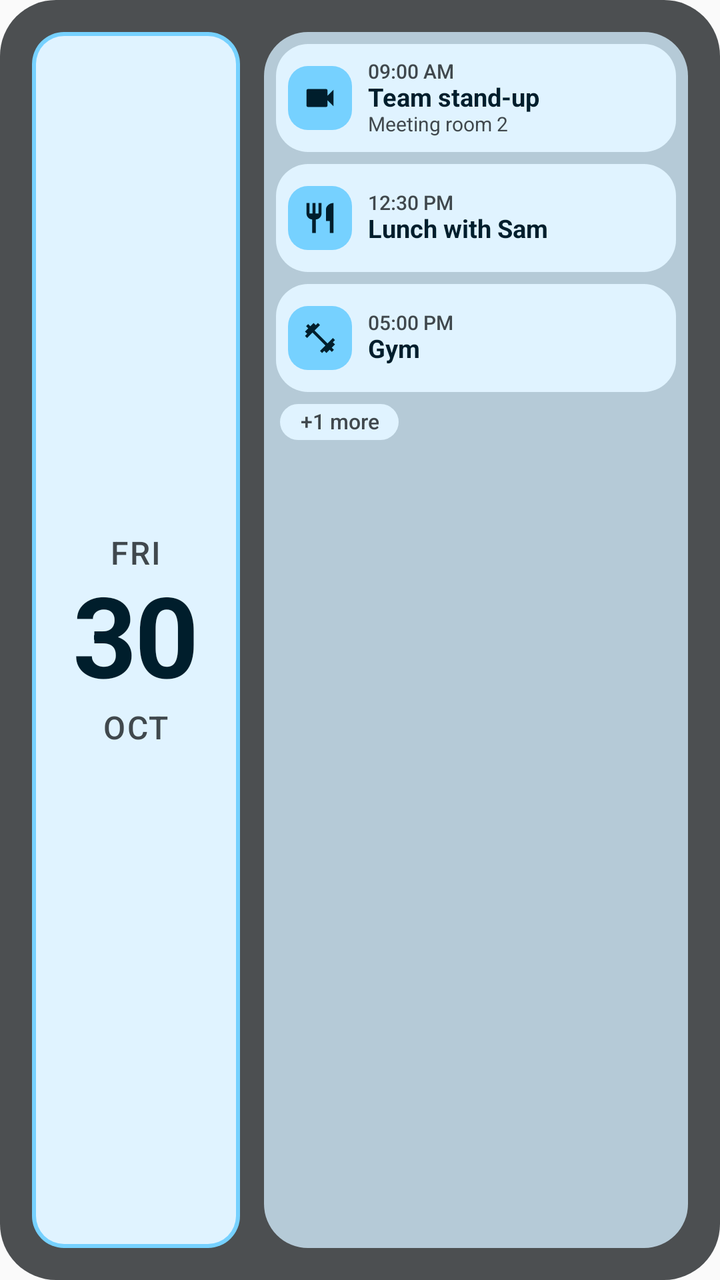
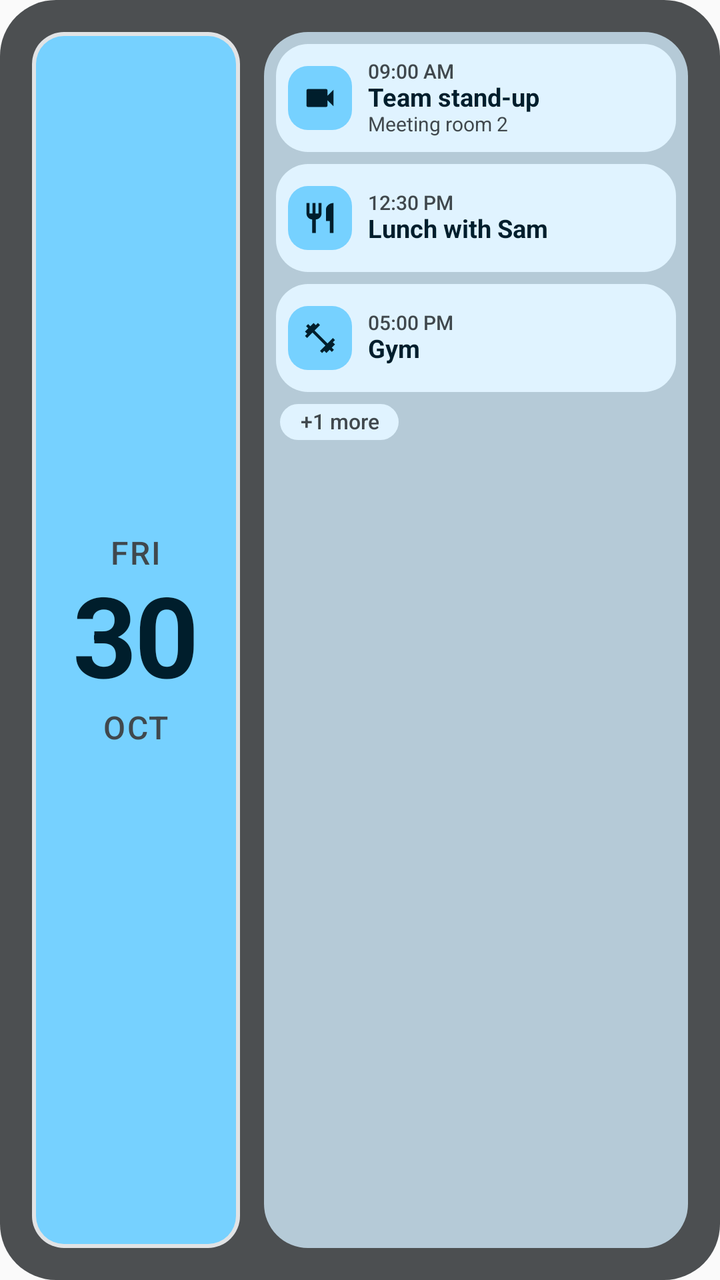

Two renders of the same Android screen: before a commit and after it. Below are the layout's source before the change and the commit's diff.
<!-- AndroidManifest.xml: application theme Theme.WidgetsPlus -->
<!-- res/layout/widget_agenda_preview.xml -->
<?xml version="1.0" encoding="utf-8"?>
<FrameLayout xmlns:android="http://schemas.android.com/apk/res/android"
    xmlns:tools="http://schemas.android.com/tools"
    tools:ignore="UseAppTint"
    android:layout_width="match_parent"
    android:layout_height="match_parent">

    <ImageView android:layout_width="match_parent" android:layout_height="match_parent" android:alpha="0.85" android:contentDescription="@null" android:scaleType="fitXY" android:src="@drawable/agenda_shape_plate" android:tint="@color/agenda_plate" />

    <LinearLayout
        android:layout_width="match_parent"
        android:layout_height="match_parent"
        android:baselineAligned="false"
        android:orientation="horizontal"
        android:padding="16dp">

        <FrameLayout
            android:layout_width="104dp"
            android:layout_height="match_parent">
            <ImageView android:layout_width="match_parent" android:layout_height="match_parent" android:contentDescription="@null" android:scaleType="fitXY" android:src="@drawable/agenda_shape_card" android:tint="@color/agenda_accent" />
            <ImageView android:layout_width="match_parent" android:layout_height="match_parent" android:layout_margin="2dp" android:contentDescription="@null" android:scaleType="fitXY" android:src="@drawable/agenda_shape_card_inner" android:tint="@color/agenda_card" />
            <LinearLayout android:layout_width="match_parent" android:layout_height="match_parent" android:gravity="center" android:orientation="vertical">
                <TextView android:layout_width="wrap_content" android:layout_height="wrap_content" android:fontFamily="sans-serif-medium" android:letterSpacing="0.05" android:text="@string/preview_dow" android:textAllCaps="true" android:textColor="@color/agenda_on_card_var" android:textSize="16sp" />
                <TextView android:layout_width="wrap_content" android:layout_height="wrap_content" android:includeFontPadding="false" android:letterSpacing="-0.02" android:text="@string/preview_day" android:textColor="@color/agenda_on_card" android:textSize="56sp" android:textStyle="bold" />
                <TextView android:layout_width="wrap_content" android:layout_height="wrap_content" android:fontFamily="sans-serif-medium" android:letterSpacing="0.05" android:text="@string/preview_mon" android:textAllCaps="true" android:textColor="@color/agenda_on_card_var" android:textSize="16sp" />
            </LinearLayout>
        </FrameLayout>

        <FrameLayout
            android:layout_width="0dp"
            android:layout_height="match_parent"
            android:layout_marginStart="12dp"
            android:layout_weight="1">
            <ImageView android:layout_width="match_parent" android:layout_height="match_parent" android:contentDescription="@null" android:scaleType="fitXY" android:src="@drawable/agenda_shape_group" android:tint="@color/agenda_group" />
            <LinearLayout android:layout_width="match_parent" android:layout_height="match_parent" android:orientation="vertical" android:padding="6dp">

                <FrameLayout android:layout_width="match_parent" android:layout_height="54dp">
                    <ImageView android:layout_width="match_parent" android:layout_height="match_parent" android:contentDescription="@null" android:scaleType="fitXY" android:src="@drawable/agenda_shape_card" android:tint="@color/agenda_card" />
                    <LinearLayout android:layout_width="match_parent" android:layout_height="match_parent" android:gravity="center_vertical" android:orientation="horizontal" android:paddingStart="6dp" android:paddingEnd="8dp">
                        <FrameLayout android:layout_width="32dp" android:layout_height="32dp">
                            <ImageView android:layout_width="match_parent" android:layout_height="match_parent" android:contentDescription="@null" android:scaleType="fitXY" android:src="@drawable/agenda_shape_badge" android:tint="@color/agenda_badge" />
                            <ImageView android:layout_width="18dp" android:layout_height="18dp" android:layout_gravity="center" android:contentDescription="@null" android:src="@drawable/ic_agenda_videocam" android:tint="@color/agenda_on_card" />
                        </FrameLayout>
                        <LinearLayout android:layout_width="0dp" android:layout_height="wrap_content" android:layout_marginStart="8dp" android:layout_weight="1" android:orientation="vertical">
                            <TextView android:layout_width="match_parent" android:layout_height="wrap_content" android:includeFontPadding="false" android:maxLines="1" android:fontFamily="sans-serif-medium" android:text="@string/preview_when_1" android:textColor="@color/agenda_on_card_var" android:textSize="10sp" />
                            <TextView android:layout_width="match_parent" android:layout_height="wrap_content" android:ellipsize="end" android:includeFontPadding="false" android:maxLines="1" android:text="@string/preview_title_1" android:textColor="@color/agenda_on_card" android:textSize="12.5sp" android:textStyle="bold" />
                            <TextView android:layout_width="match_parent" android:layout_height="wrap_content" android:ellipsize="end" android:includeFontPadding="false" android:maxLines="1" android:text="@string/preview_loc_1" android:textColor="@color/agenda_on_card_var" android:textSize="10sp" />
                        </LinearLayout>
                    </LinearLayout>
                </FrameLayout>

                <FrameLayout android:layout_width="match_parent" android:layout_height="54dp" android:layout_marginTop="6dp">
                    <ImageView android:layout_width="match_parent" android:layout_height="match_parent" android:contentDescription="@null" android:scaleType="fitXY" android:src="@drawable/agenda_shape_card" android:tint="@color/agenda_card" />
                    <LinearLayout android:layout_width="match_parent" android:layout_height="match_parent" android:gravity="center_vertical" android:orientation="horizontal" android:paddingStart="6dp" android:paddingEnd="8dp">
                        <FrameLayout android:layout_width="32dp" android:layout_height="32dp">
                            <ImageView android:layout_width="match_parent" android:layout_height="match_parent" android:contentDescription="@null" android:scaleType="fitXY" android:src="@drawable/agenda_shape_badge" android:tint="@color/agenda_badge" />
                            <ImageView android:layout_width="18dp" android:layout_height="18dp" android:layout_gravity="center" android:contentDescription="@null" android:src="@drawable/ic_agenda_restaurant" android:tint="@color/agenda_on_card" />
                        </FrameLayout>
                        <LinearLayout android:layout_width="0dp" android:layout_height="wrap_content" android:layout_marginStart="8dp" android:layout_weight="1" android:orientation="vertical">
                            <TextView android:layout_width="match_parent" android:layout_height="wrap_content" android:includeFontPadding="false" android:maxLines="1" android:fontFamily="sans-serif-medium" android:text="@string/preview_when_2" android:textColor="@color/agenda_on_card_var" android:textSize="10sp" />
                            <TextView android:layout_width="match_parent" android:layout_height="wrap_content" android:ellipsize="end" android:includeFontPadding="false" android:maxLines="1" android:text="@string/preview_title_2" android:textColor="@color/agenda_on_card" android:textSize="12.5sp" android:textStyle="bold" />
                        </LinearLayout>
                    </LinearLayout>
                </FrameLayout>

                <FrameLayout android:layout_width="match_parent" android:layout_height="54dp" android:layout_marginTop="6dp">
                    <ImageView android:layout_width="match_parent" android:layout_height="match_parent" android:contentDescription="@null" android:scaleType="fitXY" android:src="@drawable/agenda_shape_card" android:tint="@color/agenda_card" />
                    <LinearLayout android:layout_width="match_parent" android:layout_height="match_parent" android:gravity="center_vertical" android:orientation="horizontal" android:paddingStart="6dp" android:paddingEnd="8dp">
                        <FrameLayout android:layout_width="32dp" android:layout_height="32dp">
                            <ImageView android:layout_width="match_parent" android:layout_height="match_parent" android:contentDescription="@null" android:scaleType="fitXY" android:src="@drawable/agenda_shape_badge" android:tint="@color/agenda_badge" />
                            <ImageView android:layout_width="18dp" android:layout_height="18dp" android:layout_gravity="center" android:contentDescription="@null" android:src="@drawable/ic_agenda_fitness" android:tint="@color/agenda_on_card" />
                        </FrameLayout>
                        <LinearLayout android:layout_width="0dp" android:layout_height="wrap_content" android:layout_marginStart="8dp" android:layout_weight="1" android:orientation="vertical">
                            <TextView android:layout_width="match_parent" android:layout_height="wrap_content" android:includeFontPadding="false" android:maxLines="1" android:fontFamily="sans-serif-medium" android:text="@string/preview_when_3" android:textColor="@color/agenda_on_card_var" android:textSize="10sp" />
                            <TextView android:layout_width="match_parent" android:layout_height="wrap_content" android:ellipsize="end" android:includeFontPadding="false" android:maxLines="1" android:text="@string/preview_title_3" android:textColor="@color/agenda_on_card" android:textSize="12.5sp" android:textStyle="bold" />
                        </LinearLayout>
                    </LinearLayout>
                </FrameLayout>

                <FrameLayout android:layout_width="wrap_content" android:layout_height="18dp" android:layout_marginStart="2dp" android:layout_marginTop="6dp">
                    <ImageView android:layout_width="match_parent" android:layout_height="match_parent" android:contentDescription="@null" android:scaleType="fitXY" android:src="@drawable/agenda_shape_chip" android:tint="@color/agenda_card" />
                    <TextView android:layout_width="wrap_content" android:layout_height="match_parent" android:gravity="center" android:includeFontPadding="false" android:paddingStart="10dp" android:paddingEnd="10dp" android:fontFamily="sans-serif-medium" android:text="@string/preview_more" android:textColor="@color/agenda_on_card_var" android:textSize="10.5sp" />
                </FrameLayout>
            </LinearLayout>
        </FrameLayout>
    </LinearLayout>
</FrameLayout>
<!-- resources referenced by this layout -->
<resources>
  <color name="agenda_accent">#F5B895</color>
  <color name="agenda_badge">#F5B895</color>
  <color name="agenda_card">#FDF2EC</color>
  <color name="agenda_group">#F2C4A7</color>
  <color name="agenda_on_card">#2B1B12</color>
  <color name="agenda_on_card_var">#65534A</color>
  <color name="agenda_plate">#3A312C</color>
  <!-- drawable agenda_shape_badge (drawable) -->
  <?xml version="1.0" encoding="utf-8"?>
  <shape xmlns:android="http://schemas.android.com/apk/res/android" android:shape="rectangle">
      <solid android:color="#FFFFFFFF" />
      <corners android:radius="10dp" />
  </shape>
  <!-- drawable agenda_shape_card (drawable) -->
  <?xml version="1.0" encoding="utf-8"?>
  <shape xmlns:android="http://schemas.android.com/apk/res/android" android:shape="rectangle">
      <solid android:color="#FFFFFFFF" />
      <corners android:radius="16dp" />
  </shape>
  <!-- drawable agenda_shape_card_inner (drawable) -->
  <?xml version="1.0" encoding="utf-8"?>
  <shape xmlns:android="http://schemas.android.com/apk/res/android" android:shape="rectangle">
      <solid android:color="#FFFFFFFF" />
      <corners android:radius="14dp" />
  </shape>
  <!-- drawable agenda_shape_chip (drawable) -->
  <?xml version="1.0" encoding="utf-8"?>
  <shape xmlns:android="http://schemas.android.com/apk/res/android" android:shape="rectangle">
      <solid android:color="#FFFFFFFF" />
      <corners android:radius="999dp" />
  </shape>
  <!-- drawable agenda_shape_group (drawable) -->
  <?xml version="1.0" encoding="utf-8"?>
  <shape xmlns:android="http://schemas.android.com/apk/res/android" android:shape="rectangle">
      <solid android:color="#FFFFFFFF" />
      <corners android:radius="22dp" />
  </shape>
  <!-- drawable agenda_shape_plate (drawable) -->
  <?xml version="1.0" encoding="utf-8"?>
  <shape xmlns:android="http://schemas.android.com/apk/res/android" android:shape="rectangle">
      <solid android:color="#FFFFFFFF" />
      <corners android:radius="28dp" />
  </shape>
  <!-- drawable ic_agenda_restaurant (drawable) -->
  <?xml version="1.0" encoding="utf-8"?>
  <vector xmlns:android="http://schemas.android.com/apk/res/android"
      android:width="24dp" android:height="24dp"
      android:viewportWidth="24" android:viewportHeight="24">
      <path android:fillColor="#FFFFFFFF" android:pathData="M11,9H9V2H7v7H5V2H3v7c0,2.12 1.66,3.84 3.75,3.97V22h2.5v-9.03C11.34,12.84 13,11.12 13,9V2h-2v7zm5,-3v8h2.5v8H21V2c-2.76,0 -5,2.24 -5,4z" />
  </vector>
  <!-- drawable ic_agenda_videocam (drawable) -->
  <?xml version="1.0" encoding="utf-8"?>
  <vector xmlns:android="http://schemas.android.com/apk/res/android"
      android:width="24dp" android:height="24dp"
      android:viewportWidth="24" android:viewportHeight="24">
      <path android:fillColor="#FFFFFFFF" android:pathData="M17,10.5V7c0,-0.55 -0.45,-1 -1,-1H4c-0.55,0 -1,0.45 -1,1v10c0,0.55 0.45,1 1,1h12c0.55,0 1,-0.45 1,-1v-3.5l4,4v-11l-4,4z" />
  </vector>
  <string name="preview_day" translatable="false">30</string>
  <string name="preview_dow" translatable="false">Fri</string>
  <string name="preview_loc_1" translatable="false">Meeting room 2</string>
  <string name="preview_mon" translatable="false">Oct</string>
  <string name="preview_more" translatable="false">+1 more</string>
  <string name="preview_title_1" translatable="false">Team stand-up</string>
  <string name="preview_title_2" translatable="false">Lunch with Sam</string>
  <string name="preview_title_3" translatable="false">Gym</string>
  <string name="preview_when_1" translatable="false">09:00 AM</string>
  <string name="preview_when_2" translatable="false">12:30 PM</string>
  <string name="preview_when_3" translatable="false">05:00 PM</string>
  <style name="Theme.WidgetsPlus" parent="android:Theme.Material.Light.NoActionBar">
          <item name="android:windowLightStatusBar">true</item>
      </style>
  <!-- unchanged entries left out for length: 1 -->
</resources>

<!-- the commit's change to res/layout/widget_agenda_preview.xml (unified diff, before → after) -->
@@ -17,8 +17,8 @@
         <FrameLayout
             android:layout_width="104dp"
             android:layout_height="match_parent">
-            <ImageView android:layout_width="match_parent" android:layout_height="match_parent" android:contentDescription="@null" android:scaleType="fitXY" android:src="@drawable/agenda_shape_card" android:tint="@color/agenda_accent" />
-            <ImageView android:layout_width="match_parent" android:layout_height="match_parent" android:layout_margin="2dp" android:contentDescription="@null" android:scaleType="fitXY" android:src="@drawable/agenda_shape_card_inner" android:tint="@color/agenda_card" />
+            <ImageView android:layout_width="match_parent" android:layout_height="match_parent" android:contentDescription="@null" android:scaleType="fitXY" android:src="@drawable/agenda_shape_card" android:tint="@color/agenda_on_plate" />
+            <ImageView android:layout_width="match_parent" android:layout_height="match_parent" android:layout_margin="2dp" android:contentDescription="@null" android:scaleType="fitXY" android:src="@drawable/agenda_shape_card_inner" android:tint="@color/agenda_badge" />
             <LinearLayout android:layout_width="match_parent" android:layout_height="match_parent" android:gravity="center" android:orientation="vertical">
                 <TextView android:layout_width="wrap_content" android:layout_height="wrap_content" android:fontFamily="sans-serif-medium" android:letterSpacing="0.05" android:text="@string/preview_dow" android:textAllCaps="true" android:textColor="@color/agenda_on_card_var" android:textSize="16sp" />
                 <TextView android:layout_width="wrap_content" android:layout_height="wrap_content" android:includeFontPadding="false" android:letterSpacing="-0.02" android:text="@string/preview_day" android:textColor="@color/agenda_on_card" android:textSize="56sp" android:textStyle="bold" />
<!-- resource entries referenced after the edit -->
@@ -1,11 +1,11 @@
 <!-- resources referenced by this layout -->
 <resources>
-  <color name="agenda_accent">#F5B895</color>
   <color name="agenda_badge">#F5B895</color>
   <color name="agenda_card">#FDF2EC</color>
   <color name="agenda_group">#F2C4A7</color>
   <color name="agenda_on_card">#2B1B12</color>
   <color name="agenda_on_card_var">#65534A</color>
+  <color name="agenda_on_plate">#F5EDE8</color>
   <color name="agenda_plate">#3A312C</color>
   <!-- drawable agenda_shape_badge (drawable) -->
   <?xml version="1.0" encoding="utf-8"?>
